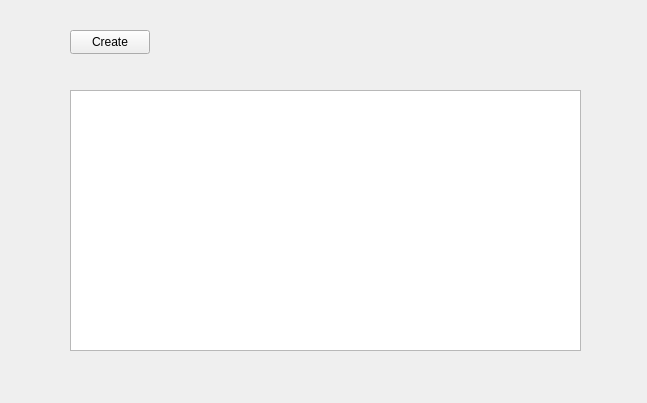
Before: the Qt Designer form editor/resources/welcome_widget.ui in Zandari/roboflow, drawn with Qt 5.
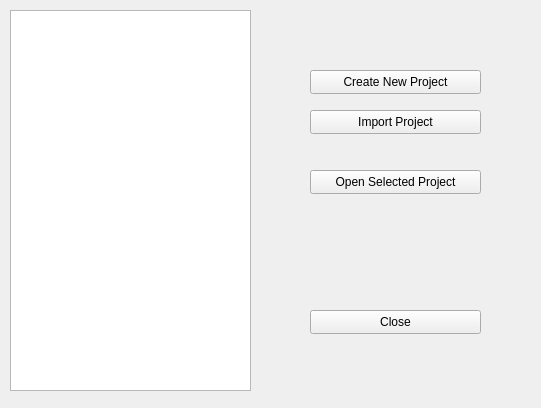
After: the same form once the commit is applied.

```diff
--- a/editor/resources/welcome_widget.ui
+++ b/editor/resources/welcome_widget.ui
@@ -6,8 +6,8 @@
    <rect>
     <x>0</x>
     <y>0</y>
-    <width>647</width>
-    <height>403</height>
+    <width>541</width>
+    <height>408</height>
    </rect>
   </property>
   <property name="windowTitle">
@@ -16,26 +16,65 @@
   <widget class="QPushButton" name="create_button">
    <property name="geometry">
     <rect>
-     <x>70</x>
-     <y>30</y>
-     <width>80</width>
+     <x>310</x>
+     <y>70</y>
+     <width>171</width>
      <height>24</height>
     </rect>
    </property>
    <property name="text">
-    <string>Create</string>
+    <string>Create New Project</string>
    </property>
   </widget>
-  <widget class="QListView" name="recent_view">
+  <widget class="QListWidget" name="recent_list">
    <property name="geometry">
     <rect>
-     <x>70</x>
-     <y>90</y>
-     <width>511</width>
-     <height>261</height>
+     <x>10</x>
+     <y>10</y>
+     <width>241</width>
+     <height>381</height>
     </rect>
    </property>
   </widget>
+  <widget class="QPushButton" name="open_button">
+   <property name="geometry">
+    <rect>
+     <x>310</x>
+     <y>170</y>
+     <width>171</width>
+     <height>24</height>
+    </rect>
+   </property>
+   <property name="text">
+    <string>Open Selected Project</string>
+   </property>
+  </widget>
+  <widget class="QPushButton" name="import_button">
+   <property name="geometry">
+    <rect>
+     <x>310</x>
+     <y>110</y>
+     <width>171</width>
+     <height>24</height>
+    </rect>
+   </property>
+   <property name="text">
+    <string>Import Project</string>
+   </property>
+  </widget>
+  <widget class="QPushButton" name="close_button">
+   <property name="geometry">
+    <rect>
+     <x>310</x>
+     <y>310</y>
+     <width>171</width>
+     <height>24</height>
+    </rect>
+   </property>
+   <property name="text">
+    <string>Close</string>
+   </property>
+  </widget>
  </widget>
  <resources/>
  <connections/>
```
